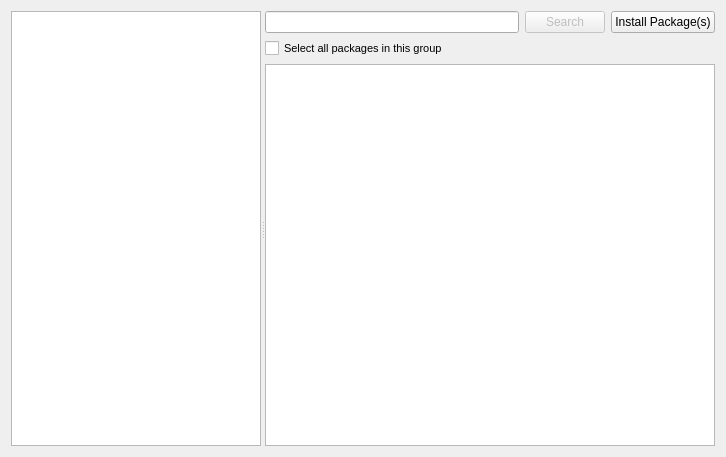
pars-linux/uludag, file package-manager/pureQt4/ui/mainwidget_x11.ui: the form before one commit.
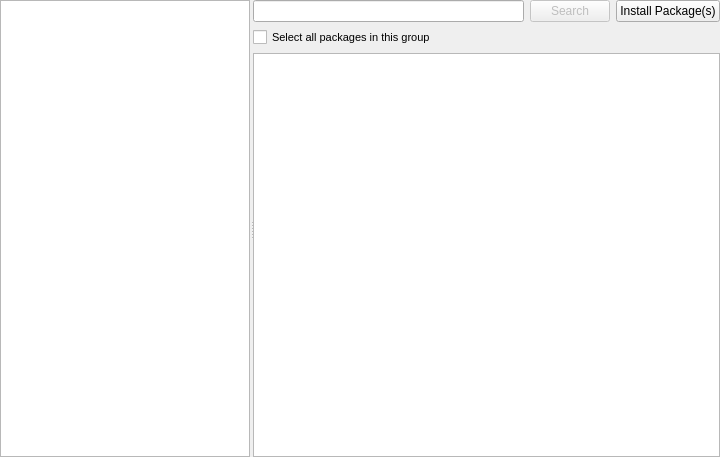
The form after the commit. Custom widgets are drawn as their Qt base class.

The edit to the form file:
```diff
--- a/package-manager/pureQt4/ui/mainwidget_x11.ui
+++ b/package-manager/pureQt4/ui/mainwidget_x11.ui
@@ -6,7 +6,7 @@
    <rect>
     <x>0</x>
     <y>0</y>
-    <width>718</width>
+    <width>720</width>
     <height>457</height>
    </rect>
   </property>
@@ -14,11 +14,17 @@
    <string>Form</string>
   </property>
   <layout class="QGridLayout" name="gridLayout_2">
+   <property name="margin">
+    <number>0</number>
+   </property>
    <item row="0" column="0">
     <widget class="QSplitter" name="splitter">
      <property name="orientation">
       <enum>Qt::Horizontal</enum>
      </property>
+     <property name="handleWidth">
+      <number>3</number>
+     </property>
      <widget class="GroupList" name="groupList">
       <property name="minimumSize">
        <size>
@@ -33,7 +39,7 @@
        </size>
       </property>
      </widget>
-     <widget class="QWidget" name="">
+     <widget class="QWidget" name="layoutWidget">
       <layout class="QGridLayout" name="gridLayout">
        <item row="0" column="0">
         <widget class="QLineEdit" name="searchLine">
@@ -95,12 +101,18 @@
            <height>0</height>
           </size>
          </property>
+         <property name="horizontalScrollBarPolicy">
+          <enum>Qt::ScrollBarAlwaysOff</enum>
+         </property>
          <property name="rootIsDecorated">
           <bool>false</bool>
          </property>
          <property name="itemsExpandable">
           <bool>false</bool>
          </property>
+         <property name="animated">
+          <bool>true</bool>
+         </property>
          <property name="wordWrap">
           <bool>true</bool>
          </property>
```
